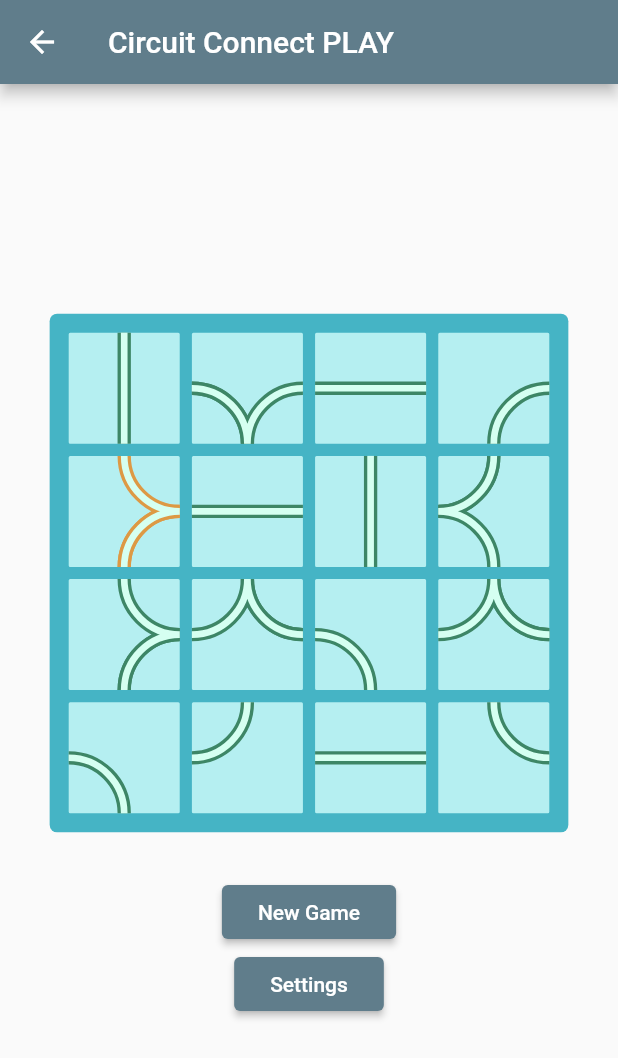
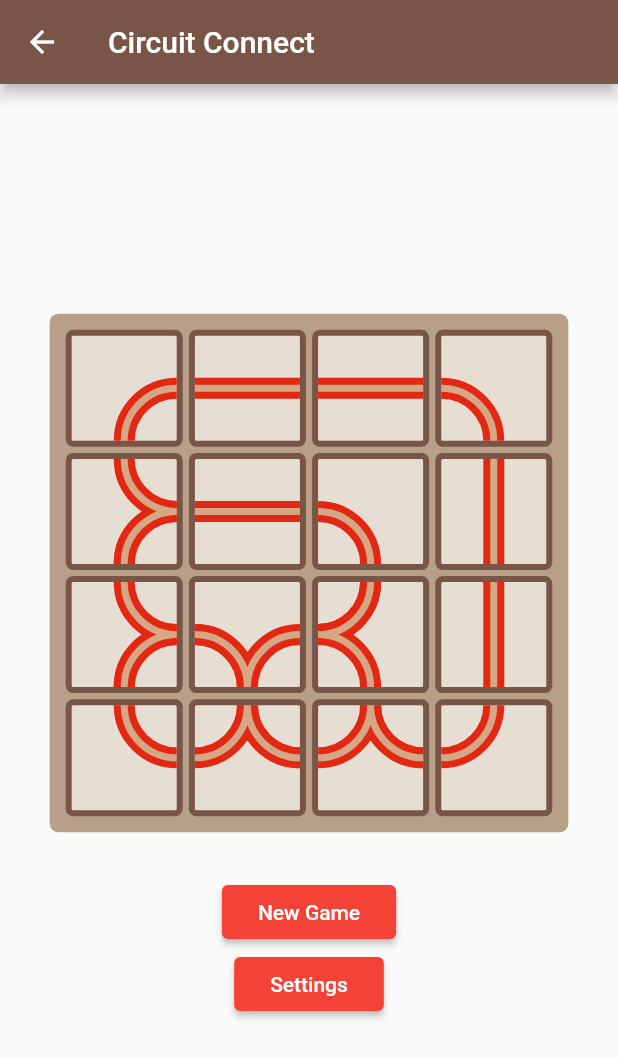
Before and after one commit to jordanpemberton/gridcircuitpuzzle, a Flutter app: the GameScreen screen opened by its route, on a phone screen of 412 x 824 dp. Shown: the top 1058 px of the screen. Run offline on Flutter 3.47's test engine with Material 2 defaults, Android fonts, the light colour scheme and no system bars.

Commit message:
refactoring, styles

```diff
--- a/lib/app_content.dart
+++ b/lib/app_content.dart
@@ -1,18 +1,18 @@
 class AppText {
   static const String APP_TITLE = 'Connect Puzzle';
-  static const String HOME_TITLE = 'Circuit Connect HOME';
-  static const String GAME_TITLE = 'Circuit Connect PLAY';
-  static const String SETT_TITLE = 'Circuit Connect SETTINGS';
+  static const String HOME_TITLE = 'Circuit Connect';
+  static const String GAME_TITLE = 'Circuit Connect';
+  static const String SETT_TITLE = 'Circuit Connect Settings';
 
-  static const String HOME_GAME_BTN_TXT = '-> Game';
-  static const String HOME_SETT_BTN_TXT = '-> Settings';
+  static const String HOME_GAME_BTN_TXT = 'Game';
+  static const String HOME_SETT_BTN_TXT = 'Settings';
 
   static const String GAME_NEW_BTN_TXT = 'New Game';
-  static const String GAME_HOME_BTN_TXT = 'HOME';
+  static const String GAME_HOME_BTN_TXT = 'Home';
   static const String GAME_SETT_BTN_TXT = 'Settings';
 
   static const String DIALOG_TITLE = 'You Win!';
-  static const String DIALOG_BODY_TXT = 'Congrats :)';
+  static const String DIALOG_BODY_TXT = 'Congrats :D';
   static const String DIALOG_HM_BTN_TXT = 'Home';
   static const String DIALOG_NWGM_BTN_TXT = 'New Game';
 }
--- a/lib/app_styling.dart
+++ b/lib/app_styling.dart
@@ -1,22 +1,98 @@
 import 'package:flutter/material.dart';
 
+// class className {
+// fields
+// getters/setters
+// constructor
+// methods/functions
+// }
+
+class SavedColors {
+  static const List<Color> _blacks = [
+    Color(0xFF030301),
+  ];
+  static const List<Color> _greys = [
+    Color(0xFFB89F88),
+    Color(0xFFE6DED2),
+  ];
+  static const List<Color> _offwhites = [
+    Color(0xFFEEDFAD),
+    Color(0xFFD5A785),
+  ];
+  static const List<Color> _browns = [
+    Color(0xFF774A29),
+    Color(0xFF6B4424),
+    Color(0xFF4C2F1A),
+    Color(0xFF1E130A),
+  ];
+  static const List<Color> _oranges = [
+    Color(0xFFD44B1E),
+    Color(0xFFE22712),
+  ];
+  static const List<Color> _reds = [
+    Color(0xFF90190C),
+    Color(0xFF580403),
+  ];
+  static const List<Color> _teals = [
+    Color(0xFFD5FFF1),
+    Color(0xFFB5EFF1),
+    Color(0xFF45B4C5),
+    Color(0xFF3D8666),
+  ];
+
+  // getters
+  List<Color> get blacks {
+    return _blacks;
+  }
+
+  List<Color> get greys {
+    return _greys;
+  }
+
+  List<Color> get offwhites {
+    return _offwhites;
+  }
+
+  List<Color> get browns {
+    return _browns;
+  }
+
+  List<Color> get oranges {
+    return _oranges;
+  }
+
+  List<Color> get reds {
+    return _reds;
+  }
+
+  List<Color> get teals {
+    return _teals;
+  }
+}
+
 class AppColors {
-  static const MaterialColor THEME_PRIMARY_SWATCH = Colors.blueGrey;
-  static const MaterialColor BUTTON_THEME_CLR = Colors.blueGrey;
-  static const Color BOARD_BG_CLR = Color(0xFF45B4C5);
-  static const Color PIECE_BG_CLR = Color(0xFFB5EFF1);
-  static const Color PIECE_SEL_BORDER_CLR = Color(0xFF000000);
-  static const Color STROKE_OUT_CLR = Color(0xFF3D8666);
-  static const Color STROKE_CONN_CLR = Color(0xFFDD9944);
-  static const Color STROKE_IN_CLR = Color(0xFFD5FFF1);
-  static const Color DIALOG_BG_CLR = Color(0xFFDDDDDD);
+  static SavedColors saved = SavedColors();
+
+  static MaterialColor themePrimarySwatch = Colors.brown;
+  static MaterialColor buttonThemeColor = Colors.red;
+
+  static Color boardBGColor = saved.greys[0];
+  // static Color pieceBorderRestingColor = saved.browns[0];
+  static Color pieceBorderRestingColor = Colors.brown;
+
+  static Color pieceBGColor = saved.greys[1];
+  static Color pieceBorderHiLtColor = saved.oranges[0];
+  static Color strokeOuterColor = saved.reds[0];
+  static Color strokeOuterHiLtColor = saved.oranges[1];
+  static Color strokeInnerColor = saved.offwhites[1];
+  static Color diaglogBGColor = saved.greys[0];
 }
 
 class AppStrokeSizes {
   /// Stroke width factors
   /// (Relative to container size.width)
-  static const double STROKE_WIDTH_OUT = 0.12;
-  static const double STROKE_WIDTH_IN = 0.06;
+  static const double STROKE_WIDTH_OUT = 0.2;
+  static const double STROKE_WIDTH_IN = 0.0666;
 }
 
 class AppPaddings {
@@ -30,10 +106,17 @@ class AppSizeFactors {
   static const double BOARD_SIZE_FACT = 0.95;
   static const double INNER_BOARD_SIZE_FACT = 0.95;
   static const double PIECE_SIZE_FACT = 0.95;
+  // static const double PIECE_HILT_SIZE_FACT = 0.9;
+}
+
+class AppBoxDecoration {
+  // how to make relative?
+  // static const double PIECE_BORDER_FACT = 0.1;
+  static const double PIECE_BORDER_W = 4; // 4
 }
 
 class AppBorderRadii {
-  static BorderRadius boardBorderRadius = BorderRadius.circular(5.0);
-  static BorderRadius pieceBorderRadius = BorderRadius.circular(3.0);
-  static BorderRadius dialogBorderRadius = BorderRadius.circular(15.0);
+  static BorderRadius boardBorderRadius = BorderRadius.circular(6.0); //6
+  static BorderRadius pieceBorderRadius = BorderRadius.circular(5.0); //5
+  static BorderRadius dialogBorderRadius = BorderRadius.circular(15.0); //15
 }
--- a/lib/game.dart
+++ b/lib/game.dart
@@ -27,7 +27,7 @@ class _GameState extends State<GameScreen> {
     // this.boardLen = 16,
   });
 
-  static int _boardSize = 4; // <-- Make this change-able
+  static int _boardSize = 4; // 4 <-- Make this change-able
 
   static const List<String> armKeys = ['top', 'right', 'bottom', 'left'];
 
@@ -83,11 +83,11 @@ class _GameState extends State<GameScreen> {
       _pieces = _makePieceList();
       _newGame = false;
       _solved = true;
-      while (_solved) {
-        _pieces = _shufflePieces(_pieces);
-        _checkAllConnections();
-        _solved = _checkIfSolved();
-      }
+      // while (_solved) {
+        // _pieces = _shufflePieces(_pieces);
+        // _checkAllConnections();
+        // _solved = _checkIfSolved();
+      // }
     });
   }
 
--- a/lib/game_board.dart
+++ b/lib/game_board.dart
@@ -25,7 +25,7 @@ class GameBoard extends StatelessWidget {
         child: Container(
           width: double.infinity,
           decoration: BoxDecoration(
-            color: AppColors.BOARD_BG_CLR,
+            color: AppColors.boardBGColor,
             borderRadius: AppBorderRadii.boardBorderRadius,
           ),
           child: FractionallySizedBox(
--- a/lib/gamepiece.dart
+++ b/lib/gamepiece.dart
@@ -22,17 +22,14 @@ class GamePiece extends StatelessWidget {
       child: Container(
         decoration: BoxDecoration(
           border: Border.all(
-            color: this.piece['select'] == true
-                ? AppColors.PIECE_SEL_BORDER_CLR
-                : AppColors.BOARD_BG_CLR,
-            width: 2.0,
+            color: this.piece['select']
+                ? AppColors.pieceBorderHiLtColor
+                : AppColors.pieceBorderRestingColor,
+            width: AppBoxDecoration.PIECE_BORDER_W,
           ),
           borderRadius: AppBorderRadii.pieceBorderRadius,
-          color: AppColors.PIECE_BG_CLR,
+          color: AppColors.pieceBGColor,
         ),
-        // Need to set height at least:
-        height: double.infinity,
-        width: double.infinity,
         child: CustomPaint(
           painter: GamePiecePainter(
             this.piece,
--- a/lib/gamepiece_painter.dart
+++ b/lib/gamepiece_painter.dart
@@ -49,13 +49,13 @@ class GamePiecePainter extends CustomPainter {
       ..style = PaintingStyle.stroke
       ..strokeWidth = size.width * AppStrokeSizes.STROKE_WIDTH_OUT
       ..color =
-          allConnected ? AppColors.STROKE_CONN_CLR : AppColors.STROKE_OUT_CLR;
+          allConnected ? AppColors.strokeOuterHiLtColor : AppColors.strokeOuterColor;
 
     /// Paint() for inner line
     final paintInner = Paint()
       ..style = PaintingStyle.stroke
       ..strokeWidth = size.width * AppStrokeSizes.STROKE_WIDTH_IN
-      ..color = AppColors.STROKE_IN_CLR;
+      ..color = AppColors.strokeInnerColor;
 
     void makeLineBetween(Offset a, Offset b) {
       /// Draw a straight line between points a and b.
--- a/lib/main.dart
+++ b/lib/main.dart
@@ -17,13 +17,13 @@ class MyApp extends StatelessWidget {
         debugShowCheckedModeBanner: false,
         title: AppText.APP_TITLE,
         theme: ThemeData(
-            primarySwatch: AppColors.THEME_PRIMARY_SWATCH,
+            primarySwatch: AppColors.themePrimarySwatch,
             visualDensity: VisualDensity.adaptivePlatformDensity,
             buttonBarTheme: ButtonBarThemeData(
               alignment: MainAxisAlignment.spaceAround,
             ),
             buttonTheme: ButtonThemeData(
-              buttonColor: AppColors.BUTTON_THEME_CLR,
+              buttonColor: AppColors.buttonThemeColor,
               textTheme: ButtonTextTheme.primary,
             )),
         initialRoute: '/',
--- a/lib/win_alert.dart
+++ b/lib/win_alert.dart
@@ -22,7 +22,7 @@ class WinAlert extends StatelessWidget {
         AppText.DIALOG_BODY_TXT,
         textAlign: TextAlign.center,
       ),
-      backgroundColor: AppColors.DIALOG_BG_CLR,
+      backgroundColor: AppColors.diaglogBGColor,
       shape: RoundedRectangleBorder(
           borderRadius: AppBorderRadii.dialogBorderRadius),
       actions: <Widget>[
```
